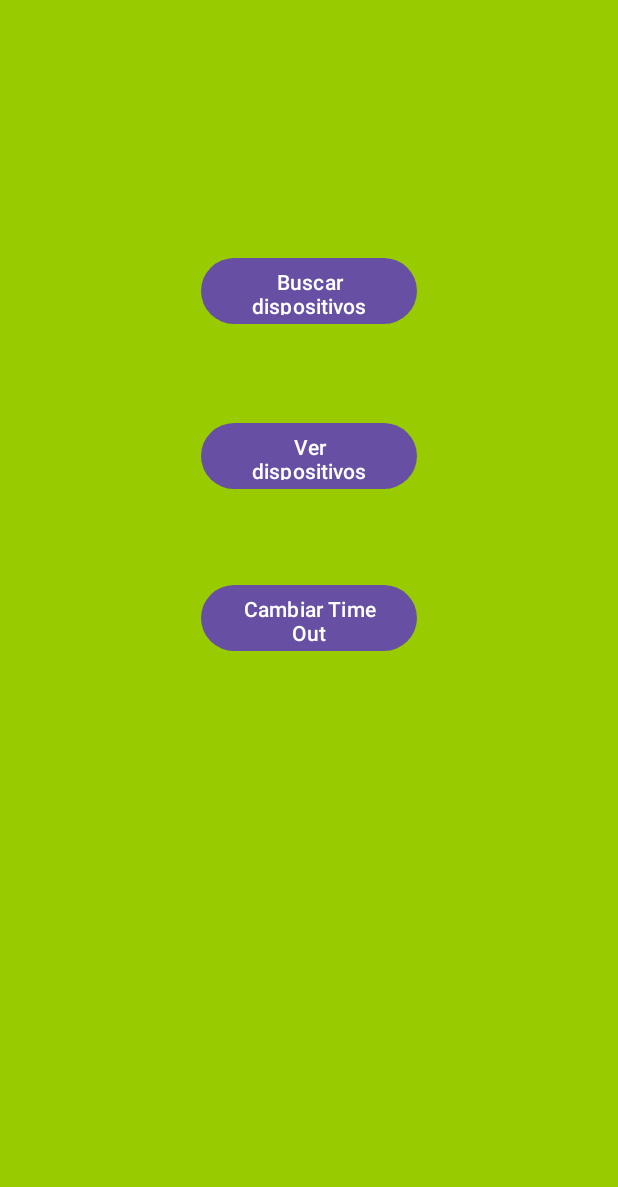
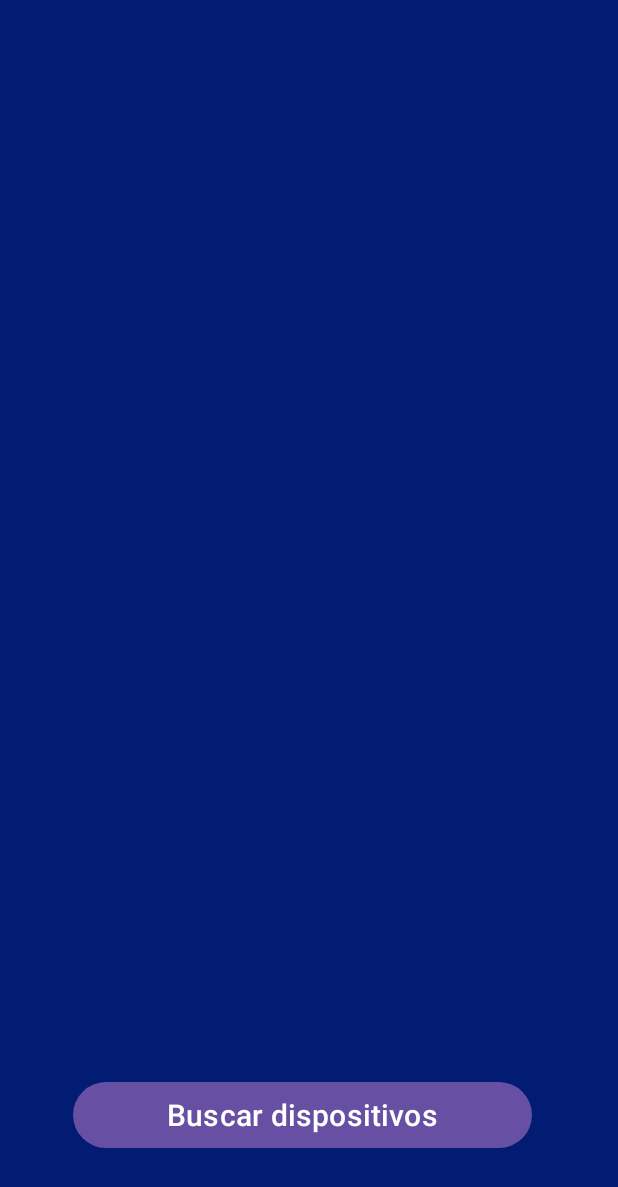
Before and after one commit to federicocasabona/SOA-AntTrap, an Android app: the screen it shows after launch (MainActivity), on a phone screen of 412 x 824 dp. Shown: the top 1187 px of the screen. Run offline under Robolectric (Android 15) with nearby library versions, the light colour scheme and no system bars.

Commit message:
Mejoras visuales

```diff
--- a/app/src/main/AndroidManifest.xml
+++ b/app/src/main/AndroidManifest.xml
@@ -8,6 +8,7 @@
     <uses-permission android:name="android.permission.BLUETOOTH_ADMIN" />
     <uses-permission android:name="android.permission.ACCESS_COARSE_LOCATION" />
     <uses-permission android:name="android.permission.ACCESS_FINE_LOCATION" />
+    <uses-permission android:name="android.permission.POST_NOTIFICATIONS" />
     <uses-permission android:name="android.permission.WRITE_EXTERNAL_STORAGE" />
     <uses-permission android:name="android.permission.READ_PHONE_STATE" />
     <uses-permission android:name="android.permission.READ_EXTERNAL_STORAGE" />
--- a/app/src/main/java/com/example/myapplication/MainActivity.java
+++ b/app/src/main/java/com/example/myapplication/MainActivity.java
@@ -6,7 +6,6 @@ import androidx.core.content.ContextCompat;
 
 import android.Manifest;
 import android.annotation.SuppressLint;
-import android.app.ProgressDialog;
 import android.bluetooth.BluetoothAdapter;
 import android.bluetooth.BluetoothDevice;
 import android.content.BroadcastReceiver;
@@ -28,7 +27,6 @@ import java.util.List;
 public class MainActivity extends AppCompatActivity {
 
     public Button buscar_disp;
-    public Button ver_disp;
     private ArrayList<BluetoothDevice> mDeviceList = new ArrayList<BluetoothDevice>();
     private BluetoothAdapter mBluetoothAdapter;
     //private ProgressDialog mProgressDlg;
@@ -41,7 +39,8 @@ public class MainActivity extends AppCompatActivity {
             android.Manifest.permission.READ_PHONE_STATE,
             android.Manifest.permission.BLUETOOTH_SCAN,
             android.Manifest.permission.BLUETOOTH_CONNECT,
-            android.Manifest.permission.ACCESS_FINE_LOCATION};
+            android.Manifest.permission.ACCESS_FINE_LOCATION,
+            Manifest.permission.POST_NOTIFICATIONS};
 
     @SuppressLint("MissingInflatedId")
     @Override
@@ -51,9 +50,6 @@ public class MainActivity extends AppCompatActivity {
 
         buscar_disp = findViewById(R.id.buscar_disp);
         buscar_disp.setOnClickListener(botonesListeners);
-
-        ver_disp = findViewById(R.id.ver_disp);
-        ver_disp.setOnClickListener(botonesListeners);
 
         mBluetoothAdapter = BluetoothAdapter.getDefaultAdapter();
 
@@ -75,27 +71,14 @@ public class MainActivity extends AppCompatActivity {
         }
 
     }
+
     View.OnClickListener botonesListeners = new View.OnClickListener()
     {
         @SuppressLint("MissingPermission")
         @Override
         public void onClick(View v)
         {
-            if(v.getId()==R.id.ver_disp)
-            {
-                if(mBluetoothAdapter.isDiscovering())
-                    mBluetoothAdapter.cancelDiscovery();
-                else
-                    showToast("No hay una busqueda activa");
-                //Intent intent;
-
-                //intent=new Intent(MainActivity.this, DeviceListActivity.class);
-
-                //intent.putExtra();
-
-                //startActivity(intent);
-            }
-            else if(v.getId()==R.id.buscar_disp)
+            if(v.getId()==R.id.buscar_disp)
             {
                 if(mBluetoothAdapter.isDiscovering())
                     showToast("Ya se estan buscando dispositivos");
@@ -164,7 +147,7 @@ public class MainActivity extends AppCompatActivity {
     };
 
     private void showToast(String message) {
-        Toast.makeText(getApplicationContext(), message, Toast.LENGTH_SHORT).show();
+        //Toast.makeText(getApplicationContext(), message, Toast.LENGTH_SHORT).show();
     }
 
     private DialogInterface.OnClickListener btnCancelarDialogListener = new DialogInterface.OnClickListener() {
@@ -203,6 +186,7 @@ public class MainActivity extends AppCompatActivity {
 
     @Override
     public void onRequestPermissionsResult(int requestCode, String permissions[], int[] grantResults) {
+        super.onRequestPermissionsResult(requestCode, permissions, grantResults);
         switch (requestCode) {
             case MULTIPLE_PERMISSIONS: {
                 if (grantResults.length > 0 && grantResults[0] == PackageManager.PERMISSION_GRANTED) {
@@ -214,7 +198,7 @@ public class MainActivity extends AppCompatActivity {
                         perStr += "\n" + per;
                     }
                     // permissions list of don't granted permission
-                    Toast.makeText(this,"ATENCION:falta de Permisos:" + perStr, Toast.LENGTH_LONG).show();
+                    Toast.makeText(this, "ATENCION:falta de Permisos:" + perStr, Toast.LENGTH_LONG).show();
                 }
                 return;
             }
--- a/app/src/main/res/layout/activity_device_list.xml
+++ b/app/src/main/res/layout/activity_device_list.xml
@@ -10,6 +10,7 @@
         android:id="@+id/tv_status"
         android:layout_width="match_parent"
         android:layout_height="wrap_content"
+        android:layout_marginBottom="5dp"
         android:gravity="center"
         android:text="@string/text_list_devices"
         android:textSize="17sp"
@@ -28,6 +29,6 @@
         app:layout_constraintHorizontal_bias="0.0"
         app:layout_constraintStart_toStartOf="parent"
         app:layout_constraintTop_toTopOf="parent"
-        app:layout_constraintVertical_bias="0.0" />
+        app:layout_constraintVertical_bias="0.507" />
 
 </androidx.constraintlayout.widget.ConstraintLayout>
--- a/app/src/main/res/layout/activity_main.xml
+++ b/app/src/main/res/layout/activity_main.xml
@@ -4,40 +4,20 @@
     xmlns:tools="http://schemas.android.com/tools"
     android:layout_width="match_parent"
     android:layout_height="match_parent"
-    android:background="@android:color/holo_green_light"
+    android:background="#021B73"
     tools:context=".MainActivity">
 
     <Button
-        android:id="@+id/CambiarT"
-        android:layout_width="144dp"
+        android:id="@+id/buscar_disp"
+        android:layout_width="306dp"
         android:layout_height="52dp"
-        android:text="Cambiar Time Out"
+        android:text="Buscar dispositivos"
+        android:textSize="20sp"
         app:layout_constraintBottom_toBottomOf="parent"
         app:layout_constraintEnd_toEndOf="parent"
-        app:layout_constraintStart_toStartOf="parent"
-        app:layout_constraintTop_toTopOf="parent" />
-
-    <Button
-        android:id="@+id/buscar_disp"
-        android:layout_width="144dp"
-        android:layout_height="52dp"
-        android:text="Buscar dispositivos"
-        app:layout_constraintBottom_toTopOf="@+id/CambiarT"
-        app:layout_constraintEnd_toEndOf="parent"
+        app:layout_constraintHorizontal_bias="0.456"
         app:layout_constraintStart_toStartOf="parent"
         app:layout_constraintTop_toTopOf="parent"
-        app:layout_constraintVertical_bias="0.503" />
-
-    <Button
-        android:id="@+id/ver_disp"
-        android:layout_width="144dp"
-        android:layout_height="52dp"
-        android:layout_marginTop="10dp"
-        android:layout_marginBottom="8dp"
-        android:text="Ver dispositivos"
-        app:layout_constraintBottom_toTopOf="@+id/CambiarT"
-        app:layout_constraintEnd_toEndOf="parent"
-        app:layout_constraintStart_toStartOf="parent"
-        app:layout_constraintTop_toBottomOf="@+id/buscar_disp" />
+        app:layout_constraintVertical_bias="0.929" />
 
 </androidx.constraintlayout.widget.ConstraintLayout>
--- a/app/src/main/res/layout/list_item_device.xml
+++ b/app/src/main/res/layout/list_item_device.xml
@@ -22,7 +22,7 @@
         android:layout_alignTop="@+id/btn_pair"
         android:layout_alignParentLeft="true"
         android:textSize="16sp"
-        android:textColor="#000000"
+        android:textColor="#FFFFFF"
         android:text="Galaxy Nexus" />
 
     <TextView
@@ -32,6 +32,7 @@
         android:layout_toLeftOf="@+id/btn_pair"
         android:layout_alignParentLeft="true"
         android:layout_alignBottom="@+id/btn_pair"
-        android:text="000000000" />
+        android:text="000000000"
+        android:textColor="#FFFFFF"/>
 
 </RelativeLayout>
```
Also changed, not shown: app/src/main/java/com/example/myapplication/BluetoothService.java (added, +201 -0 lines), app/src/main/java/com/example/myapplication/ConnectedActivity.java (+100 -6 lines), app/src/main/java/com/example/myapplication/NotificationAsyncThread.java (added, +61 -0 lines), app/src/main/res/layout/activity_connected.xml (+18 -11 lines).
